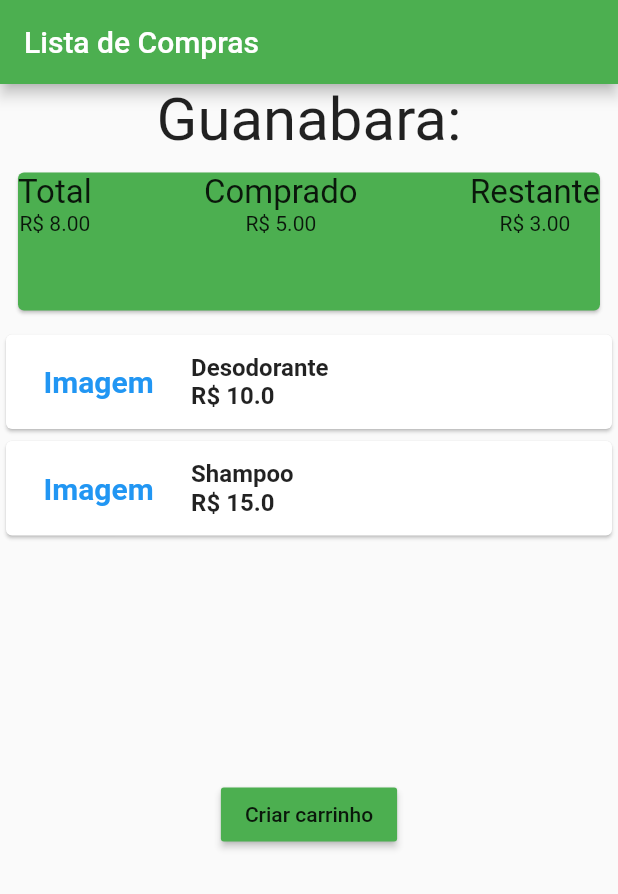
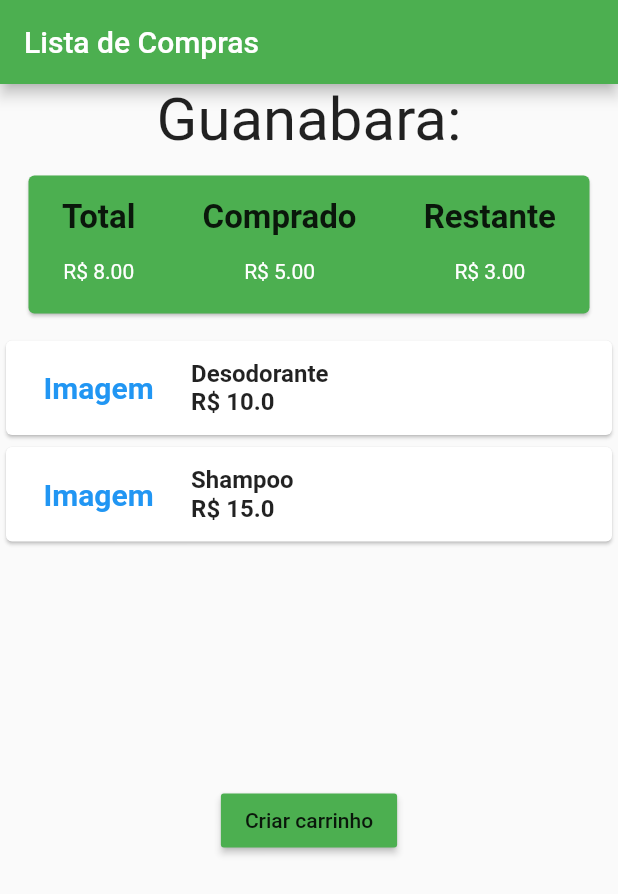
Before and after one commit to gianlucampos/lista_compras, a Flutter app: the screen it shows after launch, on a phone screen of 412 x 824 dp. Shown: the top 894 px of the screen. Run offline on Flutter 3.47's test engine with Material 2 defaults, Android fonts, the phone set to English and light mode, and no system bars.

Commit message:
Melhorando layout totalizador

```diff
--- a/lib/widgets/comprado.dart
+++ b/lib/widgets/comprado.dart
@@ -11,11 +11,11 @@ class _CompradoState extends State<Comprado> {
     return Column(
       children: <Widget>[
         Container(
-          child: Text('Comprado', style: TextStyle(fontSize: 22)),
+          margin: EdgeInsets.symmetric(vertical: 15),
+          child: Text('Comprado',
+              style: TextStyle(fontSize: 22, fontWeight: FontWeight.bold)),
         ),
-        Container(
-          child: Text('R\$ 5.00'),
-        ),
+        Text('R\$ 5.00', style: TextStyle(color: Colors.white)),
       ],
     );
   }
--- a/lib/widgets/restante.dart
+++ b/lib/widgets/restante.dart
@@ -11,11 +11,11 @@ class _RestanteState extends State<Restante> {
     return Column(
       children: <Widget>[
         Container(
-          child: Text('Restante', style: TextStyle(fontSize: 22)),
+          margin: EdgeInsets.symmetric(vertical: 15),
+          child: Text('Restante',
+              style: TextStyle(fontSize: 22, fontWeight: FontWeight.bold)),
         ),
-        Container(
-          child: Text('R\$ 3.00'),
-        ),
+        Text('R\$ 3.00', style: TextStyle(color: Colors.white)),
       ],
     );
   }
--- a/lib/widgets/total.dart
+++ b/lib/widgets/total.dart
@@ -11,11 +11,11 @@ class _TotalState extends State<Total> {
     return Column(
       children: <Widget>[
         Container(
-          child: Text('Total', style: TextStyle(fontSize: 22)),
+          margin: EdgeInsets.symmetric(vertical: 15),
+          child: Text('Total',
+              style: TextStyle(fontSize: 22, fontWeight: FontWeight.bold)),
         ),
-        Container(
-          child: Text('R\$ 8.00'),
-        ),
+        Text('R\$ 8.00', style: TextStyle(color: Colors.white)),
       ],
     );
   }
--- a/lib/widgets/totalizador.dart
+++ b/lib/widgets/totalizador.dart
@@ -12,15 +12,17 @@ class Totalizador extends StatefulWidget {
 class _TotalizadorState extends State<Totalizador> {
   @override
   Widget build(BuildContext context) {
-    return Padding(
-            padding: EdgeInsets.all(8.0),
-            child: Container(
+    return Container(
+      margin: EdgeInsets.symmetric(
+        vertical: 10,
+        horizontal: 15,
+      ),
       width: double.infinity,
       height: 100,
       child: Card(
         color: Colors.green,
         child: Row(
-                  mainAxisAlignment: MainAxisAlignment.spaceBetween,
+          mainAxisAlignment: MainAxisAlignment.spaceAround,
           children: <Widget>[
             Total(),
             Comprado(),
@@ -28,7 +30,6 @@ class _TotalizadorState extends State<Totalizador> {
           ],
         ),
       ),
-            ),
     );
   }
 }
```
Also changed, not shown: lib/test.dart (deleted, +0 -67 lines). Lines whose indentation alone changed are shown as unchanged.
